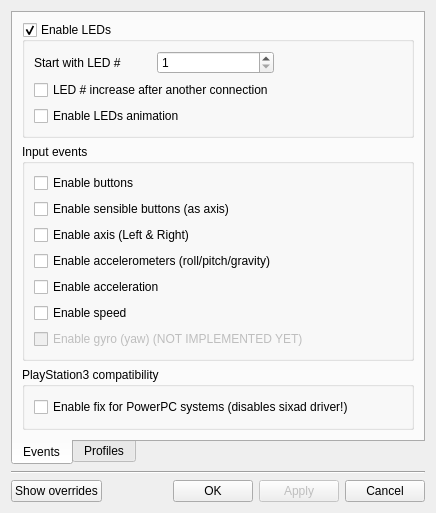
Old version of the form gui/qtsixa_sixaxis.ui in the repository aaronp24/QtSixA.
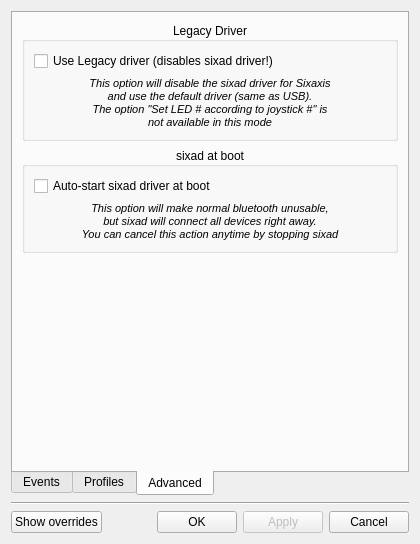
New version of the form. The open tabs and pages were chosen to show the change. Icons and pictures are not drawn.

Patch:
```diff
--- a/gui/qtsixa_sixaxis.ui
+++ b/gui/qtsixa_sixaxis.ui
@@ -6,8 +6,8 @@
    <rect>
     <x>0</x>
     <y>0</y>
-    <width>436</width>
-    <height>495</height>
+    <width>420</width>
+    <height>532</height>
    </rect>
   </property>
   <property name="windowTitle">
@@ -26,9 +26,7 @@
       <attribute name="title">
        <string>Events</string>
       </attribute>
-      <layout class="QHBoxLayout" name="horizontalLayout_4">
-       <item>
-        <layout class="QVBoxLayout" name="verticalLayout">
+      <layout class="QVBoxLayout" name="verticalLayout_10">
          <item>
           <widget class="QGroupBox" name="groupLED">
            <property name="title">
@@ -40,10 +38,37 @@
            <property name="checkable">
             <bool>true</bool>
            </property>
-           <layout class="QHBoxLayout" name="horizontalLayout_5">
-            <item>
              <layout class="QVBoxLayout" name="verticalLayout_5">
               <item>
+           <widget class="QRadioButton" name="optLEDn">
+            <property name="enabled">
+             <bool>true</bool>
+            </property>
+            <property name="text">
+             <string>Set LED # according to joystick #</string>
+            </property>
+            <property name="checkable">
+             <bool>true</bool>
+            </property>
+           </widget>
+          </item>
+          <item>
+           <widget class="QRadioButton" name="optLEDm">
+            <property name="text">
+             <string>Set LED # manually:</string>
+            </property>
+           </widget>
+          </item>
+          <item>
+           <widget class="QFrame" name="frameLED">
+            <property name="frameShape">
+             <enum>QFrame::StyledPanel</enum>
+            </property>
+            <property name="frameShadow">
+             <enum>QFrame::Sunken</enum>
+            </property>
+            <layout class="QVBoxLayout" name="verticalLayout">
+             <item>
                <layout class="QHBoxLayout" name="horizontalLayout_2">
                 <item>
                  <widget class="QLabel" name="labelLED">
@@ -62,6 +87,19 @@
                   </property>
                  </widget>
                 </item>
+               <item>
+                <spacer name="horizontalSpacer_3">
+                 <property name="orientation">
+                  <enum>Qt::Horizontal</enum>
+                 </property>
+                 <property name="sizeHint" stdset="0">
+                  <size>
+                   <width>40</width>
+                   <height>20</height>
+                  </size>
+                 </property>
+                </spacer>
+               </item>
                </layout>
               </item>
               <item>
@@ -71,6 +109,9 @@
                 </property>
                </widget>
               </item>
+            </layout>
+           </widget>
+          </item>
               <item>
                <widget class="QCheckBox" name="checkLED_anim">
                 <property name="text">
@@ -79,21 +120,6 @@
                </widget>
               </item>
              </layout>
-            </item>
-            <item>
-             <spacer name="horizontalSpacer_3">
-              <property name="orientation">
-               <enum>Qt::Horizontal</enum>
-              </property>
-              <property name="sizeHint" stdset="0">
-               <size>
-                <width>187</width>
-                <height>20</height>
-               </size>
-              </property>
-             </spacer>
-            </item>
-           </layout>
           </widget>
          </item>
          <item>
@@ -124,14 +150,14 @@
               <item>
                <widget class="QCheckBox" name="checkAxis">
                 <property name="text">
-                 <string>Enable axis (Left &amp;&amp; Right)</string>
+               <string>Enable axis (Left &amp;&amp; Right) (needed for some profiles)</string>
                 </property>
                </widget>
               </item>
               <item>
                <widget class="QCheckBox" name="checkAccel">
                 <property name="text">
-                 <string>Enable accelerometers (roll/pitch/gravity)</string>
+               <string>Enable accelerometers (roll/pitch/gravity/gyro)</string>
                 </property>
                </widget>
               </item>
@@ -152,10 +178,17 @@
               <item>
                <widget class="QCheckBox" name="checkGyro">
                 <property name="enabled">
-                 <bool>false</bool>
+               <bool>true</bool>
                 </property>
                 <property name="text">
-                 <string>Enable gyro (yaw) (NOT IMPLEMENTED YET)</string>
+               <string>Enable position</string>
+              </property>
+             </widget>
+            </item>
+            <item>
+             <widget class="QCheckBox" name="checkRumble">
+              <property name="text">
+               <string>Enable DualShock3 rumble (experimental)</string>
                 </property>
                </widget>
               </item>
@@ -177,24 +210,6 @@
            </layout>
           </widget>
          </item>
-         <item>
-          <widget class="QGroupBox" name="groupPS3">
-           <property name="title">
-            <string>PlayStation3 compatibility</string>
-           </property>
-           <layout class="QVBoxLayout" name="verticalLayout_6">
-            <item>
-             <widget class="QCheckBox" name="checkPS3Fix">
-              <property name="text">
-               <string>Enable fix for PowerPC systems (disables sixad driver!)</string>
-              </property>
-             </widget>
-            </item>
-           </layout>
-          </widget>
-         </item>
-        </layout>
-       </item>
       </layout>
      </widget>
      <widget class="QWidget" name="profiles">
@@ -421,6 +436,103 @@
        </item>
       </layout>
      </widget>
+     <widget class="QWidget" name="advTab">
+      <attribute name="title">
+       <string>Advanced</string>
+      </attribute>
+      <layout class="QVBoxLayout" name="verticalLayout_9">
+       <item>
+        <widget class="QGroupBox" name="groupPS3">
+         <property name="title">
+          <string>Legacy Driver</string>
+         </property>
+         <property name="alignment">
+          <set>Qt::AlignCenter</set>
+         </property>
+         <layout class="QVBoxLayout" name="verticalLayout_6">
+          <item>
+           <widget class="QCheckBox" name="checkLegacy">
+            <property name="text">
+             <string>Use Legacy driver (disables sixad driver!)</string>
+            </property>
+           </widget>
+          </item>
+          <item>
+           <widget class="QLabel" name="label_2">
+            <property name="text">
+             <string>&lt;!DOCTYPE HTML PUBLIC &quot;-//W3C//DTD HTML 4.0//EN&quot; &quot;http://www.w3.org/TR/REC-html40/strict.dtd&quot;&gt;
+&lt;html&gt;&lt;head&gt;&lt;meta name=&quot;qrichtext&quot; content=&quot;1&quot; /&gt;&lt;style type=&quot;text/css&quot;&gt;
+p, li { white-space: pre-wrap; }
+&lt;/style&gt;&lt;/head&gt;&lt;body style=&quot; font-family:'DejaVu Sans'; font-size:8pt; font-weight:400; font-style:normal;&quot;&gt;
+&lt;p style=&quot; margin-top:0px; margin-bottom:0px; margin-left:0px; margin-right:0px; -qt-block-indent:0; text-indent:0px;&quot;&gt;&lt;span style=&quot; font-style:italic;&quot;&gt;This option will disable the sixad driver for Sixaxis&lt;/span&gt;&lt;/p&gt;
+&lt;p style=&quot; margin-top:0px; margin-bottom:0px; margin-left:0px; margin-right:0px; -qt-block-indent:0; text-indent:0px;&quot;&gt;&lt;span style=&quot; font-style:italic;&quot;&gt;and use the default driver (same as USB).&lt;/span&gt;&lt;/p&gt;
+&lt;p style=&quot; margin-top:0px; margin-bottom:0px; margin-left:0px; margin-right:0px; -qt-block-indent:0; text-indent:0px;&quot;&gt;&lt;span style=&quot; font-style:italic;&quot;&gt;The option &quot;Set LED # according to joystick #&quot; is&lt;/span&gt;&lt;/p&gt;
+&lt;p style=&quot; margin-top:0px; margin-bottom:0px; margin-left:0px; margin-right:0px; -qt-block-indent:0; text-indent:0px;&quot;&gt;&lt;span style=&quot; font-style:italic;&quot;&gt;not available in this mode&lt;/span&gt;&lt;/p&gt;&lt;/body&gt;&lt;/html&gt;</string>
+            </property>
+            <property name="alignment">
+             <set>Qt::AlignCenter</set>
+            </property>
+           </widget>
+          </item>
+         </layout>
+        </widget>
+       </item>
+       <item>
+        <widget class="QGroupBox" name="groupBox">
+         <property name="title">
+          <string>sixad at boot</string>
+         </property>
+         <property name="alignment">
+          <set>Qt::AlignCenter</set>
+         </property>
+         <layout class="QVBoxLayout" name="verticalLayout_8">
+          <item>
+           <widget class="QCheckBox" name="checkBoot">
+            <property name="enabled">
+             <bool>true</bool>
+            </property>
+            <property name="text">
+             <string>Auto-start sixad driver at boot</string>
+            </property>
+           </widget>
+          </item>
+          <item>
+           <widget class="QLabel" name="label_3">
+            <property name="enabled">
+             <bool>true</bool>
+            </property>
+            <property name="text">
+             <string>&lt;!DOCTYPE HTML PUBLIC &quot;-//W3C//DTD HTML 4.0//EN&quot; &quot;http://www.w3.org/TR/REC-html40/strict.dtd&quot;&gt;
+&lt;html&gt;&lt;head&gt;&lt;meta name=&quot;qrichtext&quot; content=&quot;1&quot; /&gt;&lt;style type=&quot;text/css&quot;&gt;
+p, li { white-space: pre-wrap; }
+&lt;/style&gt;&lt;/head&gt;&lt;body style=&quot; font-family:'DejaVu Sans'; font-size:8pt; font-weight:400; font-style:normal;&quot;&gt;
+&lt;p style=&quot; margin-top:0px; margin-bottom:0px; margin-left:0px; margin-right:0px; -qt-block-indent:0; text-indent:0px;&quot;&gt;&lt;span style=&quot; font-style:italic;&quot;&gt;This option will make normal bluetooth unusable,&lt;/span&gt;&lt;/p&gt;
+&lt;p style=&quot; margin-top:0px; margin-bottom:0px; margin-left:0px; margin-right:0px; -qt-block-indent:0; text-indent:0px;&quot;&gt;&lt;span style=&quot; font-style:italic;&quot;&gt;but sixad will connect all devices right away.&lt;/span&gt;&lt;/p&gt;
+&lt;p style=&quot; margin-top:0px; margin-bottom:0px; margin-left:0px; margin-right:0px; -qt-block-indent:0; text-indent:0px;&quot;&gt;&lt;span style=&quot; font-style:italic;&quot;&gt;You can cancel this action anytime by stopping sixad&lt;/span&gt;&lt;/p&gt;&lt;/body&gt;&lt;/html&gt;</string>
+            </property>
+            <property name="alignment">
+             <set>Qt::AlignCenter</set>
+            </property>
+           </widget>
+          </item>
+         </layout>
+        </widget>
+       </item>
+       <item>
+        <spacer name="verticalSpacer">
+         <property name="orientation">
+          <enum>Qt::Vertical</enum>
+         </property>
+         <property name="sizeHint" stdset="0">
+          <size>
+           <width>20</width>
+           <height>40</height>
+          </size>
+         </property>
+        </spacer>
+       </item>
+      </layout>
+     </widget>
     </widget>
    </item>
    <item>
```
Left out of the diff: 20 changed lines with no effect on the pictures. Lines whose indentation alone changed are shown as unchanged.
